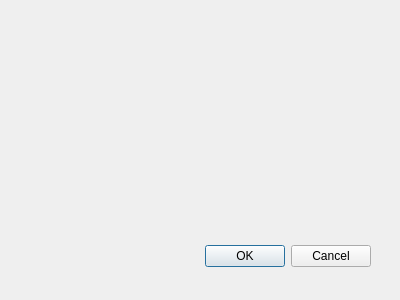
Old version of the form SYKE_plugin/syke_tampere_plugin_dialog_base.ui in the repository GispoCoding/Tampere-KDYK.
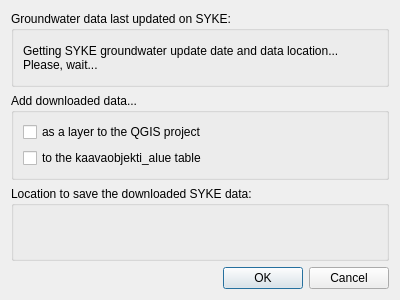
New version of the form. Custom widgets are drawn as their Qt base class.

Commit message: Implement data download

```diff
--- a/SYKE_plugin/syke_tampere_plugin_dialog_base.ui
+++ b/SYKE_plugin/syke_tampere_plugin_dialog_base.ui
@@ -12,23 +12,87 @@
   <property name="windowTitle" >
    <string>SYKE-pohjavesialueiden tuonti</string>
   </property>
-  <widget class="QDialogButtonBox" name="button_box" >
-   <property name="geometry" >
-    <rect>
-     <x>30</x>
-     <y>240</y>
-     <width>341</width>
-     <height>32</height>
-    </rect>
-   </property>
-   <property name="orientation" >
-    <enum>Qt::Horizontal</enum>
-   </property>
-   <property name="standardButtons" >
-    <set>QDialogButtonBox::Cancel|QDialogButtonBox::Ok</set>
-   </property>
-  </widget>
+  <layout class="QVBoxLayout" name="verticalLayout_4">
+   <item>
+    <widget class="QGroupBox" name="groupBox_3">
+     <property name="title">
+      <string>Groundwater data last updated on SYKE:</string>
+     </property>
+     <layout class="QVBoxLayout" name="verticalLayout_2">
+      <item>
+       <widget class="QLabel" name="labelInfoSYKE">
+        <property name="text">
+         <string>Getting SYKE groundwater update date and data location... Please, wait...</string>
+        </property>
+        <property name="wordWrap">
+         <bool>true</bool>
+        </property>
+       </widget>
+      </item>
+     </layout>
+    </widget>
+   </item>
+   <item>
+    <widget class="QGroupBox" name="groupBox">
+     <property name="title">
+      <string>Add downloaded data...</string>
+     </property>
+     <layout class="QVBoxLayout" name="verticalLayout">
+      <item>
+       <widget class="QCheckBox" name="checkBoxAddAsLayer">
+        <property name="text">
+         <string>as a layer to the QGIS project</string>
+        </property>
+       </widget>
+      </item>
+      <item>
+       <widget class="QCheckBox" name="checkBoxAddToKDYKDatabase">
+        <property name="text">
+         <string>to the kaavaobjekti_alue table</string>
+        </property>
+       </widget>
+      </item>
+     </layout>
+    </widget>
+   </item>
+   <item>
+    <widget class="QGroupBox" name="groupBox_2">
+     <property name="title">
+      <string>Location to save the downloaded SYKE data:</string>
+     </property>
+     <layout class="QVBoxLayout" name="verticalLayout_3">
+      <item>
+       <widget class="QgsFileWidget" name="qgsFileWidgetDataLocation"/>
+      </item>
+     </layout>
+    </widget>
+   </item>
+   <item>
+    <widget class="QDialogButtonBox" name="buttonBoxOkCancel">
+     <property name="enabled">
+      <bool>true</bool>
+     </property>
+     <property name="orientation">
+      <enum>Qt::Horizontal</enum>
+     </property>
+     <property name="standardButtons">
+      <set>QDialogButtonBox::Cancel|QDialogButtonBox::Ok</set>
+     </property>
+    </widget>
+   </item>
+  </layout>
+  <zorder>groupBox_3</zorder>
+  <zorder>groupBox_2</zorder>
+  <zorder>groupBox</zorder>
+  <zorder>buttonBoxOkCancel</zorder>
  </widget>
+ <customwidgets>
+  <customwidget>
+   <class>QgsFileWidget</class>
+   <extends>QWidget</extends>
+   <header>qgsfilewidget.h</header>
+  </customwidget>
+ </customwidgets>
  <resources/>
  <connections>
   <connection>
```
Left out of the diff: 37 changed lines with no effect on the pictures. The commit also changes 1 other file.
